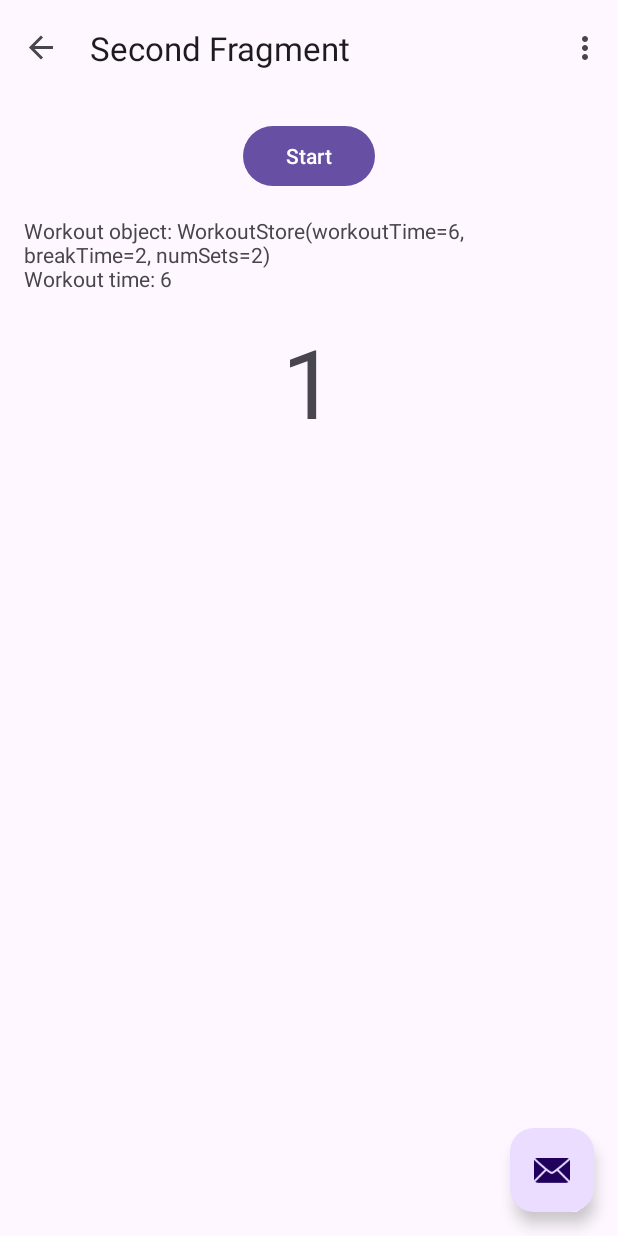
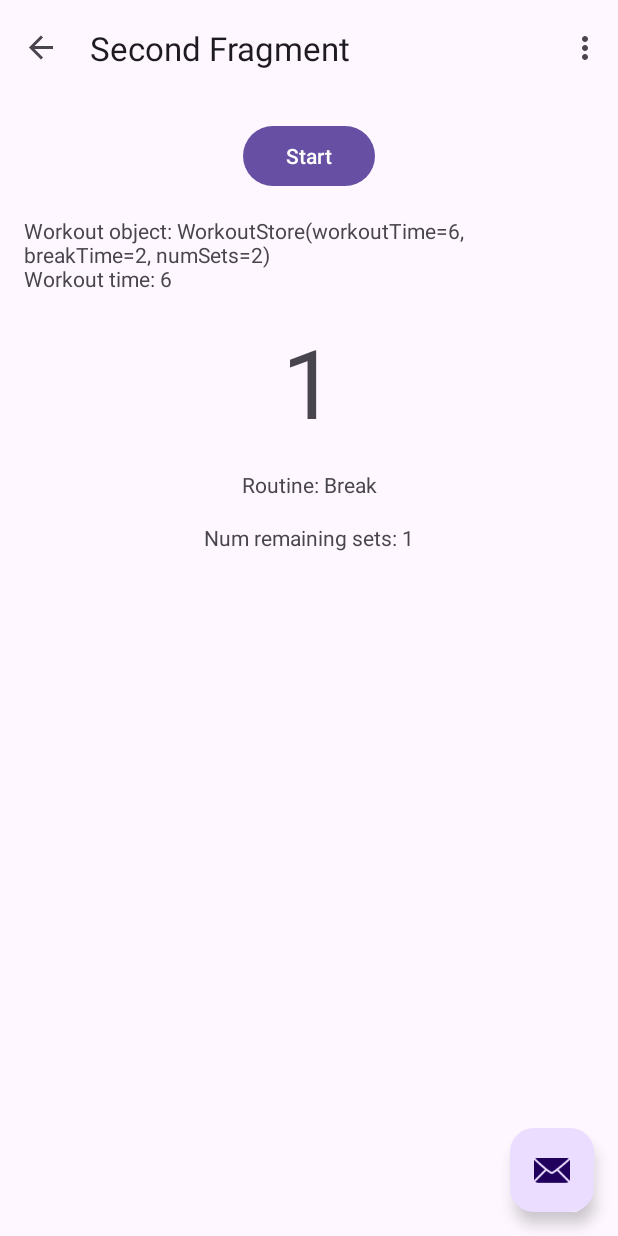
Before and after one commit to felixmerz00/workout-timer, an Android app: the SecondFragment screen opened through its navigation route, in the options menu, after a tap on "Settings", on a phone screen of 412 x 824 dp. Run offline under Robolectric (Android 15) with nearby library versions, the phone set to English and light mode, and no system bars; our stand-ins replace navigation-ui; 1 statement that could not run was skipped.

Commit message:
workout info

```diff
--- a/app/src/main/java/com/example/intervaltimer/SecondFragment.kt
+++ b/app/src/main/java/com/example/intervaltimer/SecondFragment.kt
@@ -56,9 +56,11 @@ class SecondFragment : Fragment() {
 
                 override fun onFinish() {
                     numSetsRemaining--
+                    updateSetInfo()
                     if (numSetsRemaining == 0){
                         textView.text = getString(R.string.workoutFinishedText)
                     } else {
+                        updateWoInfoToBreak()
                         breakTimer.start()
                     }
                 }
@@ -70,6 +72,7 @@ class SecondFragment : Fragment() {
                 }
 
                 override fun onFinish() {
+                    updateWoInfoToWo()
                     woTimer.start()
                 }
             }
@@ -83,6 +86,7 @@ class SecondFragment : Fragment() {
         super.onViewCreated(view, savedInstanceState)
 
         binding.buttonSecond.setOnClickListener {
+            updateWoInfoToWo()
             woTimer.start()
         }
     }
@@ -97,4 +101,20 @@ class SecondFragment : Fragment() {
         super.onStop()
         woTimer.cancel()
     }
+
+    private fun updateWoInfoToWo(){
+        val newTextWo = "${getString(R.string.woInfoRoutine)} Workout"
+        binding.tvWoInfo.text = newTextWo
+        updateSetInfo()
+    }
+
+    private fun updateWoInfoToBreak(){
+        val newTextWo = "${getString(R.string.woInfoRoutine)} Break"
+        binding.tvWoInfo.text = newTextWo
+    }
+
+    private fun updateSetInfo(){
+        val newTextSets = "${getString(R.string.remainingSetsInfo)} $numSetsRemaining"
+        binding.tvSetsInfo.text = newTextSets
+    }
 }
--- a/app/src/main/res/layout/fragment_second.xml
+++ b/app/src/main/res/layout/fragment_second.xml
@@ -39,9 +39,32 @@
             android:layout_marginTop="16dp"
             android:text="@string/initial_time"
             android:textSize="64sp"
+            app:layout_constraintBottom_toTopOf="@id/tv_wo_info"
+            app:layout_constraintEnd_toEndOf="parent"
+            app:layout_constraintStart_toStartOf="parent"
+            app:layout_constraintTop_toBottomOf="@id/textview_second" />
+
+        <TextView
+            android:id="@+id/tv_wo_info"
+            android:layout_width="wrap_content"
+            android:layout_height="wrap_content"
+            android:layout_marginTop="16dp"
+            android:text="@string/woInfoRoutine"
+            app:layout_constraintBottom_toTopOf="@id/tv_sets_info"
+            app:layout_constraintEnd_toEndOf="parent"
+            app:layout_constraintStart_toStartOf="parent"
+            app:layout_constraintTop_toBottomOf="@id/textview_timer" />
+
+        <TextView
+            android:id="@+id/tv_sets_info"
+            android:layout_width="wrap_content"
+            android:layout_height="wrap_content"
+            android:layout_marginTop="16dp"
+            android:text="@string/remainingSetsInfo"
             app:layout_constraintBottom_toBottomOf="parent"
             app:layout_constraintEnd_toEndOf="parent"
             app:layout_constraintStart_toStartOf="parent"
-            app:layout_constraintTop_toBottomOf="@id/textview_second" />
+            app:layout_constraintTop_toBottomOf="@id/tv_wo_info" />
+
     </androidx.constraintlayout.widget.ConstraintLayout>
 </androidx.core.widget.NestedScrollView>
--- a/app/src/main/res/values/strings.xml
+++ b/app/src/main/res/values/strings.xml
@@ -7,20 +7,12 @@
     <string name="next">Next</string>
     <string name="startWorkout">Start</string>
     <string name="workoutFinishedText">Done!</string>
+    <string name="woInfoRoutine">Routine:</string>
+    <string name="remainingSetsInfo">Num remaining sets:</string>
 
     <string name="lorem_ipsum">
         Lorem ipsum dolor sit amet, consectetur adipiscing elit. Nam in scelerisque sem. Mauris
-        volutpat, dolor id interdum ullamcorper, risus dolor egestas lectus, sit amet mattis purus
-        dui nec risus. Maecenas non sodales nisi, vel dictum dolor. Class aptent taciti sociosqu ad
-        litora torquent per conubia nostra, per inceptos himenaeos. Suspendisse blandit eleifend
-        diam, vel rutrum tellus vulputate quis. Curabitur et eros porttitor, ultricies urna vitae,
-        molestie nibh. Phasellus at commodo eros, non aliquet metus. Sed maximus nisl nec dolor
-        bibendum, vel congue leo egestas.\n\n
-        Sed interdum tortor nibh, in sagittis risus mollis quis. Curabitur mi odio, condimentum sit
-        amet auctor at, mollis non turpis. Vestibulum lectus felis, dictum at
-        lacinia sit amet, tristique id quam. Cras eu consequat dui. Suspendisse sodales nunc ligula,
-        in lobortis sem porta sed. Integer id ultrices magna, in luctus elit. Sed a pellentesque
-        est.
+        volutpat…
     </string>
     <string name="initial_time">20:00</string>
     <string name="timer_finish">Done</string>
```
